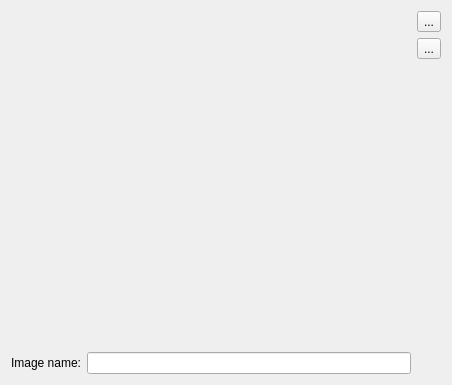
Above: src/gui/cv_image_form.ui from YuriyRusinov/db_qt_opencv before the change. Below: the same form after it.
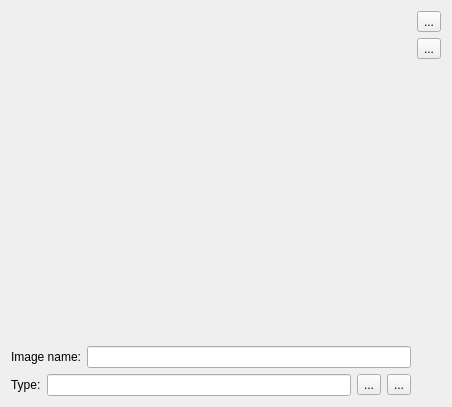
That is the form after the change.

Commit message: Read types structure.

What changed in the file:
```diff
--- a/src/gui/cv_image_form.ui
+++ b/src/gui/cv_image_form.ui
@@ -7,14 +7,14 @@
     <x>0</x>
     <y>0</y>
     <width>452</width>
-    <height>385</height>
+    <height>407</height>
    </rect>
   </property>
   <property name="windowTitle">
    <string>Form</string>
   </property>
   <layout class="QGridLayout" name="gridLayout">
-   <item row="0" column="0">
+   <item row="0" column="0" colspan="4">
     <widget class="QLabel" name="lImage">
      <property name="sizePolicy">
       <sizepolicy hsizetype="Preferred" vsizetype="Preferred">
@@ -27,7 +27,7 @@
      </property>
     </widget>
    </item>
-   <item row="0" column="1">
+   <item row="0" column="4">
     <layout class="QVBoxLayout" name="buttonsLayout">
      <item>
       <widget class="QToolButton" name="tbLoadImage">
@@ -58,8 +58,8 @@
      </item>
     </layout>
    </item>
-   <item row="1" column="0">
-    <layout class="QHBoxLayout" name="horizontalLayout">
+   <item row="1" column="0" colspan="4">
+    <layout class="QHBoxLayout" name="hNameLayout">
      <item>
       <widget class="QLabel" name="lImageName">
        <property name="text">
@@ -75,6 +75,34 @@
      </item>
     </layout>
    </item>
+   <item row="2" column="0">
+    <widget class="QLabel" name="lAircraftType">
+     <property name="text">
+      <string>&lt;html&gt;&lt;head/&gt;&lt;body&gt;&lt;p&gt;Type:&lt;/p&gt;&lt;/body&gt;&lt;/html&gt;</string>
+     </property>
+    </widget>
+   </item>
+   <item row="2" column="1">
+    <widget class="QLineEdit" name="lEType">
+     <property name="readOnly">
+      <bool>true</bool>
+     </property>
+    </widget>
+   </item>
+   <item row="2" column="2">
+    <widget class="QToolButton" name="tbClear">
+     <property name="text">
+      <string>...</string>
+     </property>
+    </widget>
+   </item>
+   <item row="2" column="3">
+    <widget class="QToolButton" name="tbSelect">
+     <property name="text">
+      <string>...</string>
+     </property>
+    </widget>
+   </item>
   </layout>
  </widget>
  <resources/>
```
The commit also changes 32 other files.
